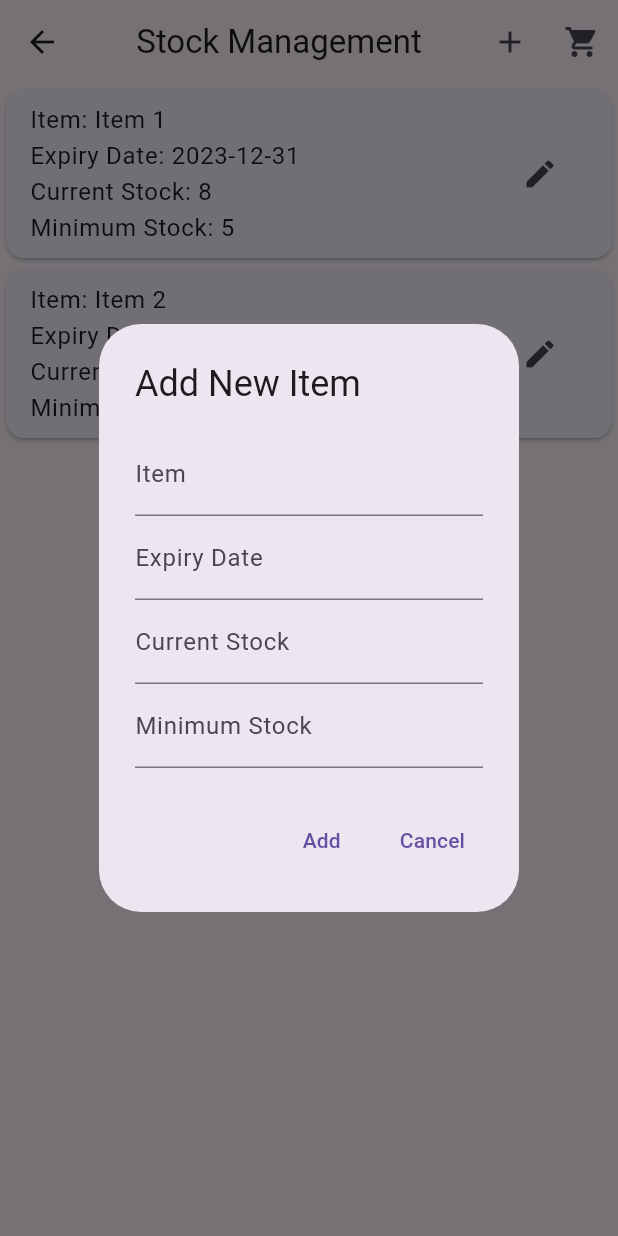
After one commit to rcapareira/MSP-MyClinic, a Flutter app: the StockManagementPage screen opened directly, after a tap on the "add" icon, on a phone screen of 412 x 824 dp. The commit adds this screen. Run offline on Flutter 3.47's test engine with Material 3 defaults, Android fonts, the phone set to English and light mode, and no system bars; our stand-ins replace shared_preferences; accounts and stored records are empty.

Commit message:
Added Stock Management Page. CenterPage edited

```diff
--- a/frontend/lib/screens/CenterPage.dart
+++ b/frontend/lib/screens/CenterPage.dart
@@ -6,6 +6,7 @@ import 'package:http/http.dart' as http;
 import 'ListHistoricConsultPage.dart';
 import 'RegisterExame.dart';
 import 'RegistarAppointment.dart';
+import 'StockManagementPage.dart'; // Import the new Stock Management page
 
 import 'dart:convert';
 
@@ -42,6 +43,8 @@ class CenterPage extends StatelessWidget {
                   context, 'Register Appointment', RegistarAppointment()),
               SizedBox(height: 16),
               _buildButton(context, 'Check In', CheckInPage()),
+              SizedBox(height: 16),
+              _buildButton(context, 'Stock Management', StockManagementPage()),
               SizedBox(height: 16),
               _buildButton(context, 'Logout', Container(), logout: true),
             ],
--- /dev/null
+++ b/frontend/lib/screens/StockManagementPage.dart
@@ -0,0 +1,261 @@
+import 'package:flutter/material.dart';
+
+class StockManagementPage extends StatefulWidget {
+  @override
+  _StockManagementPageState createState() => _StockManagementPageState();
+}
+
+class _StockManagementPageState extends State<StockManagementPage> {
+  List<Map<String, dynamic>> _stockList = [];
+  bool _isLoading = false;
+
+  @override
+  void initState() {
+    super.initState();
+    _loadStockData();
+  }
+
+  @override
+  Widget build(BuildContext context) {
+    return Scaffold(
+      appBar: AppBar(
+        title: Center(child: Text('Stock Management')),
+        actions: [
+          IconButton(
+            icon: Icon(Icons.add),
+            onPressed: () => _createNewItem(context),
+            tooltip: 'Add New Item',
+          ),
+          IconButton(
+            icon: Icon(Icons.shopping_cart),
+            onPressed: _createPurchaseList,
+            tooltip: 'Create Purchase List',
+          ),
+        ],
+      ),
+      body: _isLoading
+          ? Center(child: CircularProgressIndicator())
+          : _stockList.isNotEmpty
+          ? ListView.builder(
+        itemCount: _stockList.length,
+        itemBuilder: (context, index) {
+          return Card(
+            child: ListTile(
+              title: Column(
+                crossAxisAlignment: CrossAxisAlignment.start,
+                children: [
+                  _buildText('Item', _stockList[index]['item']),
+                  _buildText('Expiry Date', _stockList[index]['expiryDate']),
+                  _buildText('Current Stock', _stockList[index]['currentStock'].toString()),
+                  _buildText('Minimum Stock', _stockList[index]['minStock'].toString()),
+                ],
+              ),
+              trailing: IconButton(
+                icon: Icon(Icons.edit),
+                onPressed: () => _editItem(context, index),
+              ),
+            ),
+          );
+        },
+      )
+          : Center(child: Text('No stock items found')),
+    );
+  }
+
+  Widget _buildText(String label, String value) {
+    return Text('$label: $value');
+  }
+
+  void _loadStockData() {
+    setState(() {
+      _isLoading = true;
+    });
+
+    // Here you would typically fetch data from a backend or database
+    List<Map<String, dynamic>> stockData = [
+      {'item': 'Item 1', 'expiryDate': '2023-12-31', 'currentStock': 8, 'minStock': 5},
+      {'item': 'Item 2', 'expiryDate': '2024-01-15', 'currentStock': 2, 'minStock': 3},
+      // Add more items as needed
+    ];
+
+    setState(() {
+      _stockList = stockData;
+      _isLoading = false;
+    });
+  }
+
+  void _createPurchaseList() {
+    List<Map<String, dynamic>> purchaseList = _stockList
+        .where((item) => item['currentStock'] <= item['minStock'] && item['minStock'] > 0)
+        .toList();
+
+    showDialog(
+      context: context,
+      builder: (BuildContext context) {
+        return AlertDialog(
+          title: Text('Purchase List'),
+          content: purchaseList.isNotEmpty
+              ? Column(
+            mainAxisSize: MainAxisSize.min,
+            children: purchaseList.map((item) {
+              return ListTile(
+                title: Text(item['item']),
+                subtitle: Text('Current Stock: ${item['currentStock']} - Min Stock: ${item['minStock']}'),
+              );
+            }).toList(),
+          )
+              : Text('No items need to be purchased'),
+          actions: [
+            TextButton(
+              onPressed: () {
+                Navigator.of(context).pop();
+              },
+              child: Text('Close'),
+            ),
+            TextButton(
+              onPressed: () {
+                Navigator.of(context).pop();
+                _sendPurchaseOrder();
+              },
+              child: Text('Send Purchase Order'),
+            ),
+          ],
+        );
+      },
+    );
+  }
+
+  void _editItem(BuildContext context, int index) {
+    TextEditingController itemController = TextEditingController(text: _stockList[index]['item']);
+    TextEditingController expiryDateController = TextEditingController(text: _stockList[index]['expiryDate']);
+    TextEditingController currentStockController = TextEditingController(text: _stockList[index]['currentStock'].toString());
+    TextEditingController minStockController = TextEditingController(text: _stockList[index]['minStock'].toString());
+
+    showDialog(
+      context: context,
+      builder: (BuildContext context) {
+        return AlertDialog(
+          title: Text('Edit Item'),
+          content: SingleChildScrollView(
+            child: Column(
+              children: [
+                TextField(
+                  controller: itemController,
+                  decoration: InputDecoration(labelText: 'Item'),
+                ),
+                TextField(
+                  controller: expiryDateController,
+                  decoration: InputDecoration(labelText: 'Expiry Date'),
+                ),
+                TextField(
+                  controller: currentStockController,
+                  decoration: InputDecoration(labelText: 'Current Stock'),
+                  keyboardType: TextInputType.number,
+                ),
+                TextField(
+                  controller: minStockController,
+                  decoration: InputDecoration(labelText: 'Minimum Stock'),
+                  keyboardType: TextInputType.number,
+                ),
+              ],
+            ),
+          ),
+          actions: [
+            TextButton(
+              onPressed: () {
+                setState(() {
+                  _stockList[index]['item'] = itemController.text;
+                  _stockList[index]['expiryDate'] = expiryDateController.text;
+                  _stockList[index]['currentStock'] = int.parse(currentStockController.text);
+                  _stockList[index]['minStock'] = int.parse(minStockController.text);
+                });
+                Navigator.of(context).pop();
+                ScaffoldMessenger.of(context).showSnackBar(
+                  SnackBar(content: Text('Item updated successfully!')),
+                );
+              },
+              child: Text('Save'),
+            ),
+            TextButton(
+              onPressed: () {
+                Navigator.of(context).pop();
+              },
+              child: Text('Cancel'),
+            ),
+          ],
+        );
+      },
+    );
+  }
+
+  void _createNewItem(BuildContext context) {
+    TextEditingController itemController = TextEditingController();
+    TextEditingController expiryDateController = TextEditingController();
+    TextEditingController currentStockController = TextEditingController();
+    TextEditingController minStockController = TextEditingController();
+
+    showDialog(
+      context: context,
+      builder: (BuildContext context) {
+        return AlertDialog(
+          title: Text('Add New Item'),
+          content: SingleChildScrollView(
+            child: Column(
+              children: [
+                TextField(
+                  controller: itemController,
+                  decoration: InputDecoration(labelText: 'Item'),
+                ),
+                TextField(
+                  controller: expiryDateController,
+                  decoration: InputDecoration(labelText: 'Expiry Date'),
+                ),
+                TextField(
+                  controller: currentStockController,
+                  decoration: InputDecoration(labelText: 'Current Stock'),
+                  keyboardType: TextInputType.number,
+                ),
+                TextField(
+                  controller: minStockController,
+                  decoration: InputDecoration(labelText: 'Minimum Stock'),
+                  keyboardType: TextInputType.number,
+                ),
+              ],
+            ),
+          ),
+          actions: [
+            TextButton(
+              onPressed: () {
+                setState(() {
+                  _stockList.add({
+                    'item': itemController.text,
+                    'expiryDate': expiryDateController.text,
+                    'currentStock': int.tryParse(currentStockController.text) ?? 0,
+                    'minStock': int.tryParse(minStockController.text) ?? 0,
+                  });
+                });
+                Navigator.of(context).pop();
+                ScaffoldMessenger.of(context).showSnackBar(
+                  SnackBar(content: Text('Item added successfully!')),
+                );
+              },
+              child: Text('Add'),
+            ),
+            TextButton(
+              onPressed: () {
+                Navigator.of(context).pop();
+              },
+              child: Text('Cancel'),
+            ),
+          ],
+        );
+      },
+    );
+  }
+
+  void _sendPurchaseOrder() {
+    ScaffoldMessenger.of(context).showSnackBar(
+      SnackBar(content: Text('Purchase order sent successfully!')),
+    );
+  }
+}
```
